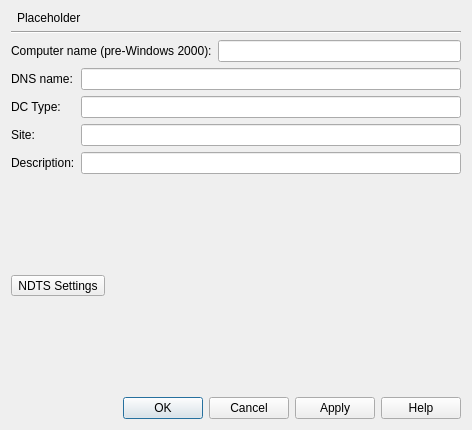
This is ui/ComputerGeneralForm.ui in Ravenwolve/gpm_screens_and_design as Qt 5 draws it before an edit. The edited form follows.
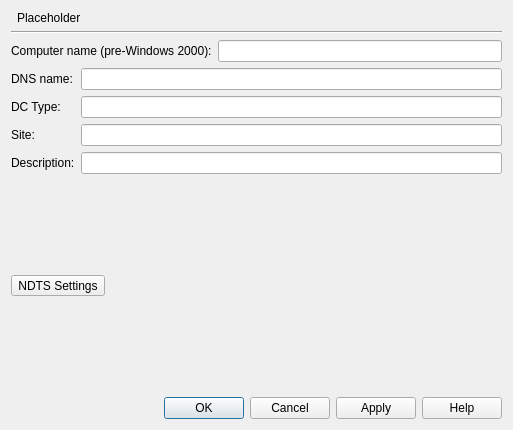
This is the edited form.

Commit message: fix: label names of

The edit to the form file:
```diff
--- a/ui/ComputerGeneralForm.ui
+++ b/ui/ComputerGeneralForm.ui
@@ -6,7 +6,7 @@
    <rect>
     <x>0</x>
     <y>0</y>
-    <width>472</width>
+    <width>513</width>
     <height>430</height>
    </rect>
   </property>
```
Left out of the diff: 42 changed lines with no effect on the pictures.
